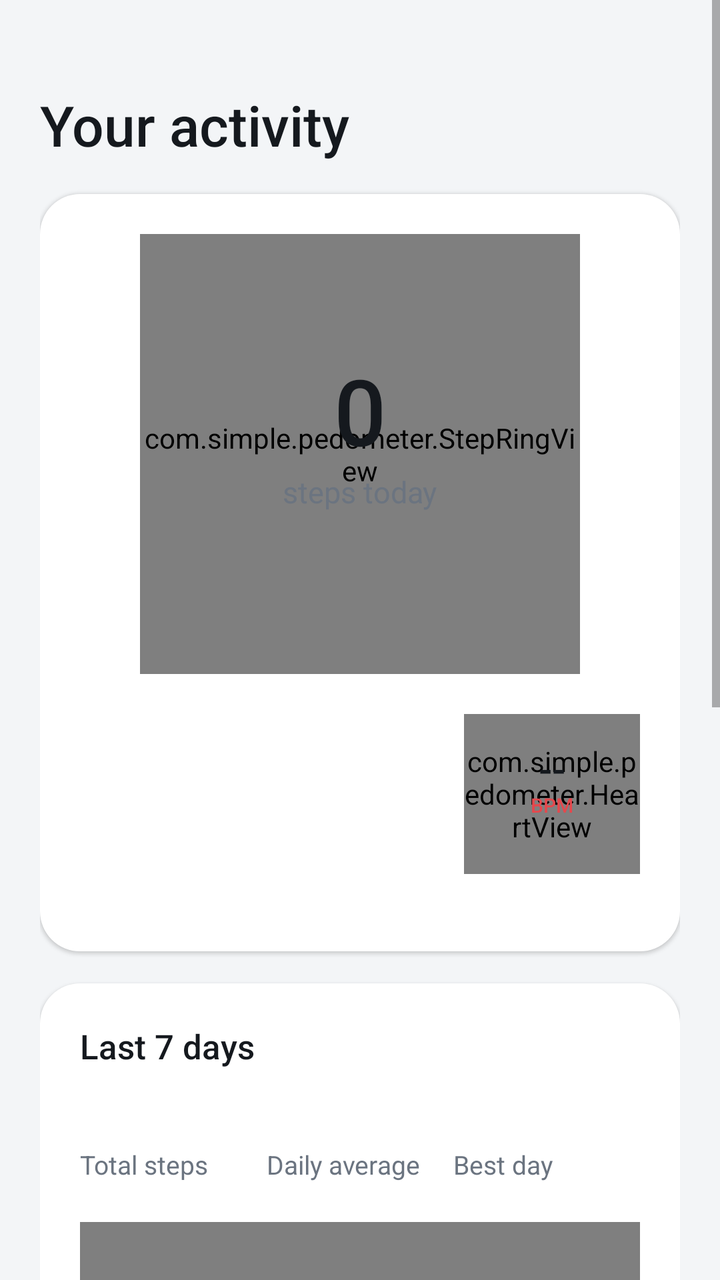
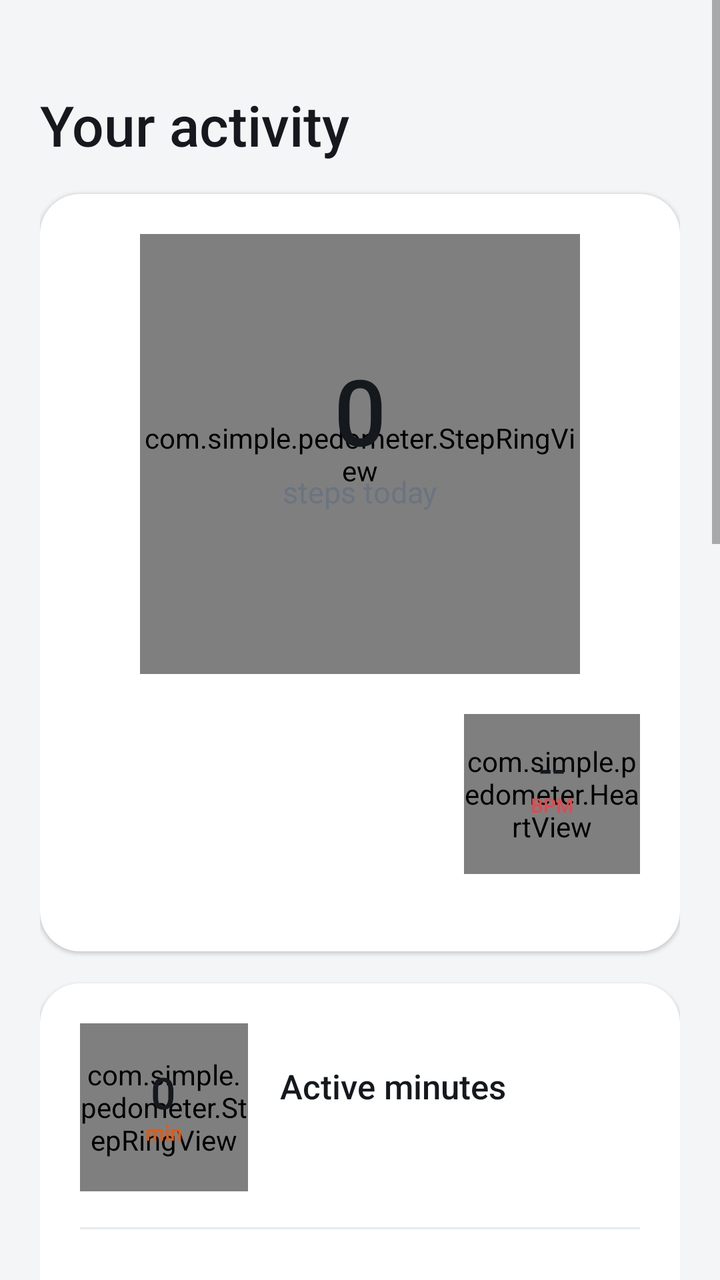

An Android layout rendered at two revisions. The XML below is the earlier revision; the diff shows what the commit changed to produce the second picture.
<!-- AndroidManifest.xml: application theme AppTheme -->
<!-- res/layout/activity_main.xml -->
<?xml version="1.0" encoding="utf-8"?>
<ScrollView xmlns:android="http://schemas.android.com/apk/res/android"
    android:layout_width="match_parent"
    android:layout_height="match_parent"
    android:background="@color/background"
    android:fillViewport="true">

    <LinearLayout
        android:layout_width="match_parent"
        android:layout_height="wrap_content"
        android:orientation="vertical"
        android:paddingStart="20dp"
        android:paddingTop="24dp"
        android:paddingEnd="20dp"
        android:paddingBottom="32dp">

        
        <TextView
            android:id="@+id/date"
            android:layout_width="wrap_content"
            android:layout_height="wrap_content"
            android:fontFamily="sans-serif-medium"
            android:letterSpacing="0.08"
            android:textAllCaps="true"
            android:textColor="@color/text_secondary"
            android:textSize="13sp" />

        <TextView
            android:layout_width="wrap_content"
            android:layout_height="wrap_content"
            android:layout_marginTop="2dp"
            android:fontFamily="sans-serif-medium"
            android:text="Your activity"
            android:textColor="@color/text_primary"
            android:textSize="28sp" />

        
        <LinearLayout
            style="@style/Card"
            android:gravity="center_horizontal"
            android:paddingTop="28dp"
            android:paddingBottom="24dp">

            <FrameLayout
                android:layout_width="220dp"
                android:layout_height="220dp">

                <com.simple.pedometer.StepRingView
                    android:id="@+id/ring"
                    android:layout_width="match_parent"
                    android:layout_height="match_parent" />

                <LinearLayout
                    android:layout_width="wrap_content"
                    android:layout_height="wrap_content"
                    android:layout_gravity="center"
                    android:gravity="center_horizontal"
                    android:orientation="vertical">

                    <TextView
                        android:id="@+id/steps_today"
                        android:layout_width="wrap_content"
                        android:layout_height="wrap_content"
                        android:fontFamily="sans-serif-medium"
                        android:text="0"
                        android:textColor="@color/text_primary"
                        android:textSize="46sp" />

                    <TextView
                        android:layout_width="wrap_content"
                        android:layout_height="wrap_content"
                        android:text="steps today"
                        android:textColor="@color/text_secondary"
                        android:textSize="15sp" />

                    <TextView
                        android:id="@+id/goal"
                        android:layout_width="wrap_content"
                        android:layout_height="wrap_content"
                        android:layout_marginTop="6dp"
                        android:textColor="@color/accent"
                        android:fontFamily="sans-serif-medium"
                        android:textSize="13sp" />
                </LinearLayout>
            </FrameLayout>

            
            <LinearLayout
                android:layout_width="match_parent"
                android:layout_height="wrap_content"
                android:layout_marginTop="20dp"
                android:gravity="center_vertical"
                android:orientation="horizontal">

                <TextView
                    android:id="@+id/status"
                    android:layout_width="0dp"
                    android:layout_height="wrap_content"
                    android:layout_weight="1"
                    android:textColor="@color/accent"
                    android:fontFamily="sans-serif-medium"
                    android:textSize="13sp" />

                <LinearLayout
                    android:id="@+id/pulse_widget"
                    android:layout_width="wrap_content"
                    android:layout_height="wrap_content"
                    android:background="?android:attr/selectableItemBackgroundBorderless"
                    android:clickable="true"
                    android:focusable="true"
                    android:gravity="center_horizontal"
                    android:orientation="vertical">

                    <FrameLayout
                        android:layout_width="88dp"
                        android:layout_height="80dp">

                        <com.simple.pedometer.HeartView
                            android:id="@+id/pulse_heart"
                            android:layout_width="match_parent"
                            android:layout_height="match_parent" />

                        <LinearLayout
                            android:layout_width="wrap_content"
                            android:layout_height="wrap_content"
                            android:layout_gravity="center"
                            android:layout_marginBottom="6dp"
                            android:gravity="center_horizontal"
                            android:orientation="vertical">

                            <TextView
                                android:id="@+id/pulse_value"
                                android:layout_width="wrap_content"
                                android:layout_height="wrap_content"
                                android:fontFamily="sans-serif-medium"
                                android:includeFontPadding="false"
                                android:text="--"
                                android:textColor="@color/text_primary"
                                android:textSize="20sp" />

                            <TextView
                                android:layout_width="wrap_content"
                                android:layout_height="wrap_content"
                                android:fontFamily="sans-serif-medium"
                                android:includeFontPadding="false"
                                android:text="BPM"
                                android:textColor="@color/heart"
                                android:textSize="10sp" />
                        </LinearLayout>
                    </FrameLayout>

                    <TextView
                        android:id="@+id/pulse_time"
                        android:layout_width="wrap_content"
                        android:layout_height="wrap_content"
                        android:layout_marginTop="4dp"
                        android:textColor="@color/text_secondary"
                        android:textSize="11sp" />
                </LinearLayout>
            </LinearLayout>
        </LinearLayout>

        
        <LinearLayout style="@style/Card">

            <TextView
                style="@style/CardTitle"
                android:text="Last 7 days" />

            <LinearLayout
                android:layout_width="match_parent"
                android:layout_height="wrap_content"
                android:layout_marginTop="12dp"
                android:orientation="horizontal">

                <LinearLayout
                    android:layout_width="0dp"
                    android:layout_height="wrap_content"
                    android:layout_weight="1"
                    android:orientation="vertical">

                    <TextView
                        android:id="@+id/week_total"
                        style="@style/StatValue" />

                    <TextView
                        style="@style/StatLabel"
                        android:text="Total steps" />
                </LinearLayout>

                <LinearLayout
                    android:layout_width="0dp"
                    android:layout_height="wrap_content"
                    android:layout_weight="1"
                    android:orientation="vertical">

                    <TextView
                        android:id="@+id/week_average"
                        style="@style/StatValue" />

                    <TextView
                        style="@style/StatLabel"
                        android:text="Daily average" />
                </LinearLayout>

                <LinearLayout
                    android:layout_width="0dp"
                    android:layout_height="wrap_content"
                    android:layout_weight="1"
                    android:orientation="vertical">

                    <TextView
                        android:id="@+id/week_best"
                        style="@style/StatValue" />

                    <TextView
                        style="@style/StatLabel"
                        android:text="Best day" />
                </LinearLayout>
            </LinearLayout>

            <com.simple.pedometer.BarChartView
                android:id="@+id/chart"
                android:layout_width="match_parent"
                android:layout_height="220dp"
                android:layout_marginTop="20dp" />
        </LinearLayout>

        
        <LinearLayout
            android:id="@+id/battery_card"
            style="@style/Card"
            android:background="@drawable/bg_warning"
            android:elevation="0dp">

            <TextView
                style="@style/CardTitle"
                android:text="Keep counting in the background"
                android:textColor="@color/warning" />

            <TextView
                android:layout_width="wrap_content"
                android:layout_height="wrap_content"
                android:layout_marginTop="4dp"
                android:text="Allow the app to ignore battery optimisation so Android doesn't stop it."
                android:textColor="@color/text_secondary"
                android:textSize="14sp" />

            <Button
                android:id="@+id/battery_button"
                android:layout_width="wrap_content"
                android:layout_height="44dp"
                android:layout_marginTop="14dp"
                android:background="@drawable/bg_button"
                android:fontFamily="sans-serif-medium"
                android:paddingStart="22dp"
                android:paddingEnd="22dp"
                android:stateListAnimator="@null"
                android:text="Allow"
                android:textAllCaps="false"
                android:textColor="#FFFFFF"
                android:textSize="15sp" />
        </LinearLayout>

        
        <LinearLayout
            android:id="@+id/sensors_card"
            style="@style/Card"
            android:background="@drawable/bg_card"
            android:clickable="true"
            android:focusable="true"
            android:foreground="?android:attr/selectableItemBackground"
            android:gravity="center_vertical"
            android:orientation="horizontal">

            <LinearLayout
                android:layout_width="0dp"
                android:layout_height="wrap_content"
                android:layout_weight="1"
                android:orientation="vertical">

                <TextView
                    style="@style/CardTitle"
                    android:text="Phone sensors" />

                <TextView
                    android:layout_width="wrap_content"
                    android:layout_height="wrap_content"
                    android:layout_marginTop="2dp"
                    android:text="See every sensor in this phone"
                    android:textColor="@color/text_secondary"
                    android:textSize="14sp" />
            </LinearLayout>

            <TextView
                android:layout_width="wrap_content"
                android:layout_height="wrap_content"
                android:text="\u203A"
                android:textColor="@color/text_secondary"
                android:textSize="28sp" />
        </LinearLayout>
    </LinearLayout>
</ScrollView>
<!-- resources referenced by this layout -->
<resources>
  <color name="accent">#1E9E5A</color>
  <color name="background">#F3F5F7</color>
  <color name="heart">#E5484D</color>
  <color name="text_primary">#15191E</color>
  <color name="text_secondary">#6B7480</color>
  <color name="warning">#B26A00</color>
  <!-- drawable bg_button (drawable) -->
  <?xml version="1.0" encoding="utf-8"?>
  <ripple xmlns:android="http://schemas.android.com/apk/res/android"
      android:color="#33FFFFFF">
      <item>
          <shape>
              <solid android:color="@color/accent" />
              <corners android:radius="100dp" />
          </shape>
      </item>
  </ripple>
  <!-- drawable bg_card (drawable) -->
  <?xml version="1.0" encoding="utf-8"?>
  <shape xmlns:android="http://schemas.android.com/apk/res/android">
      <solid android:color="@color/card" />
      <corners android:radius="20dp" />
  </shape>
  <!-- drawable bg_warning (drawable) -->
  <?xml version="1.0" encoding="utf-8"?>
  <shape xmlns:android="http://schemas.android.com/apk/res/android">
      <solid android:color="@color/warning_soft" />
      <corners android:radius="20dp" />
  </shape>
  <style name="Card">
          <item name="android:layout_width">match_parent</item>
          <item name="android:layout_height">wrap_content</item>
          <item name="android:layout_marginTop">16dp</item>
          <item name="android:background">@drawable/bg_card</item>
          <item name="android:elevation">1dp</item>
          <item name="android:orientation">vertical</item>
          <item name="android:padding">20dp</item>
      </style>
  <style name="CardTitle">
          <item name="android:layout_width">wrap_content</item>
          <item name="android:layout_height">wrap_content</item>
          <item name="android:fontFamily">sans-serif-medium</item>
          <item name="android:textColor">@color/text_primary</item>
          <item name="android:textSize">17sp</item>
      </style>
  <style name="StatLabel">
          <item name="android:layout_width">wrap_content</item>
          <item name="android:layout_height">wrap_content</item>
          <item name="android:textColor">@color/text_secondary</item>
          <item name="android:textSize">13sp</item>
      </style>
  <style name="StatValue">
          <item name="android:layout_width">wrap_content</item>
          <item name="android:layout_height">wrap_content</item>
          <item name="android:fontFamily">sans-serif-medium</item>
          <item name="android:textColor">@color/text_primary</item>
          <item name="android:textSize">20sp</item>
      </style>
  <style name="AppTheme" parent="android:Theme.Material.Light.NoActionBar">
          <item name="android:colorPrimary">@color/accent</item>
          <item name="android:colorAccent">@color/accent</item>
          <item name="android:windowBackground">@color/background</item>
          <item name="android:statusBarColor">@color/background</item>
          <item name="android:navigationBarColor">@color/background</item>
          <item name="android:windowLightStatusBar">true</item>
      </style>
  <color name="card">#FFFFFF</color>
  <color name="warning_soft">#FFF4E0</color>
</resources>

<!-- the commit's change to res/layout/activity_main.xml (unified diff, before → after) -->
@@ -158,6 +158,166 @@
                         android:textSize="11sp" />
                 </LinearLayout>
             </LinearLayout>
+        </LinearLayout>
+
+        
+        <LinearLayout style="@style/Card">
+
+            <LinearLayout
+                android:layout_width="match_parent"
+                android:layout_height="wrap_content"
+                android:gravity="center_vertical"
+                android:orientation="horizontal">
+
+                <FrameLayout
+                    android:layout_width="84dp"
+                    android:layout_height="84dp">
+
+                    <com.simple.pedometer.StepRingView
+                        android:id="@+id/active_ring"
+                        android:layout_width="match_parent"
+                        android:layout_height="match_parent" />
+
+                    <LinearLayout
+                        android:layout_width="wrap_content"
+                        android:layout_height="wrap_content"
+                        android:layout_gravity="center"
+                        android:gravity="center_horizontal"
+                        android:orientation="vertical">
+
+                        <TextView
+                            android:id="@+id/active_minutes"
+                            android:layout_width="wrap_content"
+                            android:layout_height="wrap_content"
+                            android:fontFamily="sans-serif-medium"
+                            android:includeFontPadding="false"
+                            android:text="0"
+                            android:textColor="@color/text_primary"
+                            android:textSize="22sp" />
+
+                        <TextView
+                            android:layout_width="wrap_content"
+                            android:layout_height="wrap_content"
+                            android:fontFamily="sans-serif-medium"
+                            android:includeFontPadding="false"
+                            android:text="min"
+                            android:textColor="@color/active"
+                            android:textSize="11sp" />
+                    </LinearLayout>
+                </FrameLayout>
+
+                <LinearLayout
+                    android:layout_width="0dp"
+                    android:layout_height="wrap_content"
+                    android:layout_marginStart="16dp"
+                    android:layout_weight="1"
+                    android:orientation="vertical">
+
+                    <TextView
+                        style="@style/CardTitle"
+                        android:text="Active minutes" />
+
+                    <TextView
+                        android:id="@+id/active_goal"
+                        android:layout_width="wrap_content"
+                        android:layout_height="wrap_content"
+                        android:layout_marginTop="2dp"
+                        android:textColor="@color/text_secondary"
+                        android:textSize="14sp" />
+                </LinearLayout>
+            </LinearLayout>
+
+            <View
+                android:layout_width="match_parent"
+                android:layout_height="1dp"
+                android:layout_marginTop="18dp"
+                android:layout_marginBottom="16dp"
+                android:background="@color/track" />
+
+            <LinearLayout
+                android:layout_width="match_parent"
+                android:layout_height="wrap_content"
+                android:orientation="horizontal">
+
+                <LinearLayout
+                    android:layout_width="0dp"
+                    android:layout_height="wrap_content"
+                    android:layout_weight="1"
+                    android:orientation="vertical">
+
+                    <TextView
+                        android:id="@+id/distance"
+                        style="@style/StatValue" />
+
+                    <TextView
+                        style="@style/StatLabel"
+                        android:text="Distance" />
+                </LinearLayout>
+
+                <LinearLayout
+                    android:layout_width="0dp"
+                    android:layout_height="wrap_content"
+                    android:layout_weight="1"
+                    android:orientation="vertical">
+
+                    <TextView
+                        android:id="@+id/calories"
+                        style="@style/StatValue" />
+
+                    <TextView
+                        style="@style/StatLabel"
+                        android:text="Calories" />
+                </LinearLayout>
+
+                <LinearLayout
+                    android:layout_width="0dp"
+                    android:layout_height="wrap_content"
+                    android:layout_weight="1"
+                    android:orientation="vertical">
+
+                    <TextView
+                        android:id="@+id/speed"
+                        style="@style/StatValue" />
+
+                    <TextView
+                        style="@style/StatLabel"
+                        android:text="Walking speed" />
+                </LinearLayout>
+            </LinearLayout>
+
+            <TextView
+                android:id="@+id/profile"
+                android:layout_width="wrap_content"
+                android:layout_height="wrap_content"
+                android:layout_marginTop="14dp"
+                android:background="?android:attr/selectableItemBackground"
+                android:paddingTop="4dp"
+                android:paddingBottom="4dp"
+                android:textColor="@color/accent"
+                android:textSize="13sp" />
+
+            <View
+                android:layout_width="match_parent"
+                android:layout_height="1dp"
+                android:layout_marginTop="12dp"
+                android:layout_marginBottom="12dp"
+                android:background="@color/track" />
+
+            <Switch
+                android:id="@+id/reminder_switch"
+                android:layout_width="match_parent"
+                android:layout_height="wrap_content"
+                android:text="Hourly reminder to move"
+                android:textColor="@color/text_primary"
+                android:textSize="15sp" />
+
+            <TextView
+                android:layout_width="wrap_content"
+                android:layout_height="wrap_content"
+                android:layout_marginTop="2dp"
+                android:text="Vibrates between 10:00 and 21:00 if you took fewer than 250 steps in the past hour."
+                android:textColor="@color/text_secondary"
+                android:textSize="13sp" />
         </LinearLayout>
 
         
<!-- resource entries referenced after the edit -->
@@ -1,10 +1,12 @@
 <!-- resources referenced by this layout -->
 <resources>
   <color name="accent">#1E9E5A</color>
+  <color name="active">#E8590C</color>
   <color name="background">#F3F5F7</color>
   <color name="heart">#E5484D</color>
   <color name="text_primary">#15191E</color>
   <color name="text_secondary">#6B7480</color>
+  <color name="track">#E7EBEF</color>
   <color name="warning">#B26A00</color>
   <!-- drawable bg_button (drawable) -->
   <?xml version="1.0" encoding="utf-8"?>
